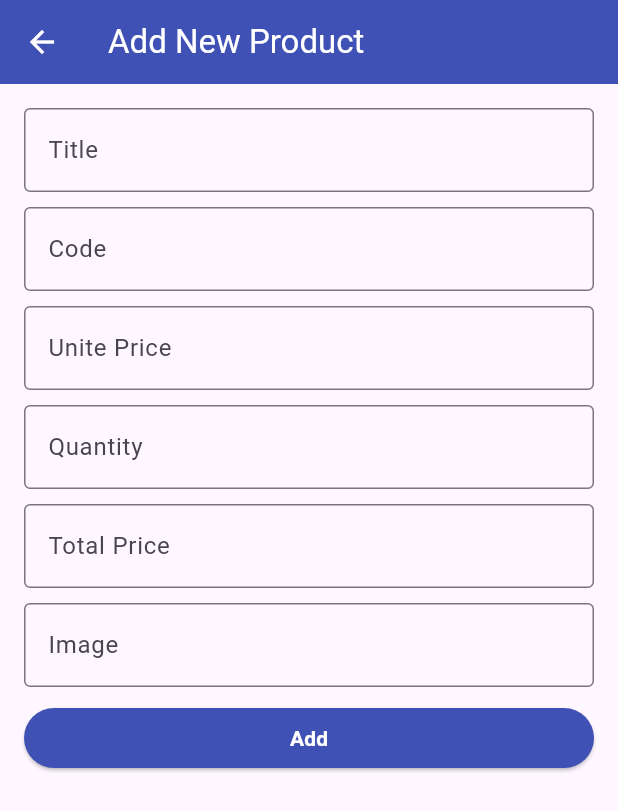
After one commit to mdabdulhairubel/Flutter-CRUD-using-API, a Flutter app: the screen it shows after launch, after a tap on "Add", on a phone screen of 412 x 824 dp. The commit adds this screen. Shown: the top 811 px of the screen. Run offline on Flutter 3.47's test engine with Material 3 defaults, Android fonts, the phone set to English and light mode, and no system bars.

Commit message:
add new page design and validation check complited

```diff
--- /dev/null
+++ b/lib/add_product_screen.dart
@@ -0,0 +1,158 @@
+import 'package:flutter/material.dart';
+
+class AddProductScreen extends StatefulWidget {
+  const AddProductScreen({super.key});
+
+  @override
+  State<AddProductScreen> createState() => _AddProductScreenState();
+}
+
+class _AddProductScreenState extends State<AddProductScreen> {
+  final TextEditingController _nameTEC = TextEditingController();
+  final TextEditingController _codeTEC = TextEditingController();
+  final TextEditingController _quantityTEC = TextEditingController();
+  final TextEditingController _unitPriceTEC = TextEditingController();
+  final TextEditingController _totalPriceTEC = TextEditingController();
+  final TextEditingController _imageTEC = TextEditingController();
+  final GlobalKey<FormState> _formTEC = GlobalKey();
+
+  @override
+  Widget build(BuildContext context) {
+    return Scaffold(
+      appBar: AppBar(
+        title: const Text("Add New Product"),
+      ),
+      body: SingleChildScrollView(
+        child: Padding(
+          padding: const EdgeInsets.all(16),
+          child: Form(
+            key: _formTEC,
+            child: Column(
+              children: [
+                TextFormField(
+                  controller: _nameTEC,
+                  decoration: const InputDecoration(
+                    border: OutlineInputBorder(),
+                    hintText: 'Title',
+                    labelText: 'Title',
+                  ),
+                  validator: (String? value) {
+                    if (value?.trim().isEmpty ?? true) {
+                      return 'Enter Product Title';
+                    }
+                    return null;
+                  },
+                ),
+                const SizedBox(
+                  height: 10,
+                ),
+                TextFormField(
+                  controller: _codeTEC,
+                  decoration: const InputDecoration(
+                    border: OutlineInputBorder(),
+                    hintText: 'Code',
+                    labelText: 'Code',
+                  ),
+                  validator: (String? value) {
+                    if (value?.trim().isEmpty ?? true) {
+                      return 'Enter Product Code';
+                    }
+                    return null;
+                  },
+                ),
+                const SizedBox(
+                  height: 10,
+                ),
+                TextFormField(
+                  controller: _unitPriceTEC,
+                  decoration: const InputDecoration(
+                    border: OutlineInputBorder(),
+                    hintText: 'Unite Price',
+                    labelText: 'Unite Price',
+                  ),
+                  validator: (String? value) {
+                    if (value?.trim().isEmpty ?? true) {
+                      return 'Enter Product Unite Price';
+                    }
+                    return null;
+                  },
+                ),
+                const SizedBox(
+                  height: 10,
+                ),
+                TextFormField(
+                  controller: _quantityTEC,
+                  decoration: const InputDecoration(
+                    border: OutlineInputBorder(),
+                    hintText: 'Quantity',
+                    labelText: 'Quantity',
+                  ),
+                  validator: (String? value) {
+                    if (value?.trim().isEmpty ?? true) {
+                      return 'Enter Product Quantity';
+                    }
+                    return null;
+                  },
+                ),
+                const SizedBox(
+                  height: 10,
+                ),
+                TextFormField(
+                  controller: _totalPriceTEC,
+                  decoration: const InputDecoration(
+                    border: OutlineInputBorder(),
+                    hintText: 'Total Price',
+                    labelText: 'Total Price',
+                  ),
+                  validator: (String? value) {
+                    if (value?.trim().isEmpty ?? true) {
+                      return 'Enter Product Total Price';
+                    }
+                    return null;
+                  },
+                ),
+                const SizedBox(
+                  height: 10,
+                ),
+                TextFormField(
+                  controller: _imageTEC,
+                  decoration: const InputDecoration(
+                    border: OutlineInputBorder(),
+                    hintText: 'Image',
+                    labelText: 'Image',
+                  ),
+                  validator: (String? value) {
+                    if (value?.trim().isEmpty ?? true) {
+                      return 'Enter Product Image';
+                    }
+                    return null;
+                  },
+                ),
+                const SizedBox(
+                  height: 10,
+                ),
+                SizedBox(
+                  width: double.infinity,
+                  child: ElevatedButton(
+                    style:
+                        ElevatedButton.styleFrom(backgroundColor: Colors.indigo),
+                    onPressed: () {
+                      if(_formTEC.currentState!.validate()) {
+
+                      }
+                    },
+                    child: const Text(
+                      "Add",
+                      style: TextStyle(
+                          color: Colors.white, fontWeight: FontWeight.bold),
+                    ),
+                  ),
+                ),
+              ],
+            ),
+          ),
+        ),
+      ),
+    );
+  }
+}
--- a/lib/home_screen.dart
+++ b/lib/home_screen.dart
@@ -1,4 +1,8 @@
 import 'package:flutter/material.dart';
+
+import 'add_product_screen.dart';
+
+enum PopoupMenuType { edit, delete }
 
 class HomeScreen extends StatelessWidget {
   const HomeScreen({super.key});
@@ -16,28 +20,79 @@ class HomeScreen extends StatelessWidget {
         separatorBuilder: (context, index) {
           return const Divider(
             thickness: 2,
-            color: Colors.grey,
+            color: Colors.black12,
           );
         },
         itemCount: 20,
         itemBuilder: (context, index) {
-          return const ListTile(
-            leading: CircleAvatar(),
-            title: Text(
+          return ListTile(
+              leading: const CircleAvatar(),
+              title: const Text(
                 "Product Name",
                 style: TextStyle(fontWeight: FontWeight.bold),
               ),
-            subtitle: Wrap(
+              subtitle: const Wrap(
                 spacing: 30,
                 children: [
-                Text("Product Code", style: TextStyle(color: Colors.green),),
-                Text("Unit Price", style: TextStyle(color: Colors.red),),
-                Text("Quantity", style: TextStyle(color: Colors.indigo),),
-                Text("Total Price", style: TextStyle(color: Colors.amber),),
+                  Text(
+                    "Product Code",
+                    style: TextStyle(color: Colors.green),
+                  ),
+                  Text(
+                    "Unit Price",
+                    style: TextStyle(color: Colors.red),
+                  ),
+                  Text(
+                    "Quantity",
+                    style: TextStyle(color: Colors.indigo),
+                  ),
+                  Text(
+                    "Total Price",
+                    style: TextStyle(color: Colors.amber),
+                  ),
                 ],
               ),
-          );
+              trailing: PopupMenuButton<PopoupMenuType>(
+                itemBuilder: (context) => [
+                  const PopupMenuItem(
+                    value: PopoupMenuType.edit,
+                    child: Row(
+                      children: [
+                        Icon(Icons.edit),
+                        SizedBox(
+                          width: 10,
+                        ),
+                        Text("Edit"),
+                      ],
+                    ),
+                  ),
+                  const PopupMenuItem(
+                    value: PopoupMenuType.delete,
+                    child: Row(
+                      children: [
+                        Icon(Icons.delete),
+                        SizedBox(
+                          width: 10,
+                        ),
+                        Text("Delete"),
+                      ],
+                    ),
+                  )
+                ],
+              ));
         },
+      ),
+      floatingActionButton: FloatingActionButton.extended(
+        backgroundColor: Colors.indigo,
+        foregroundColor: Colors.white,
+        onPressed: () {
+          Navigator.push(
+              context,
+              MaterialPageRoute(
+                  builder: (context) => const AddProductScreen()));
+        },
+        icon: const Icon(Icons.add),
+        label: const Text("Add"),
       ),
     );
   }
```
Lines whose indentation alone changed are shown as unchanged.
